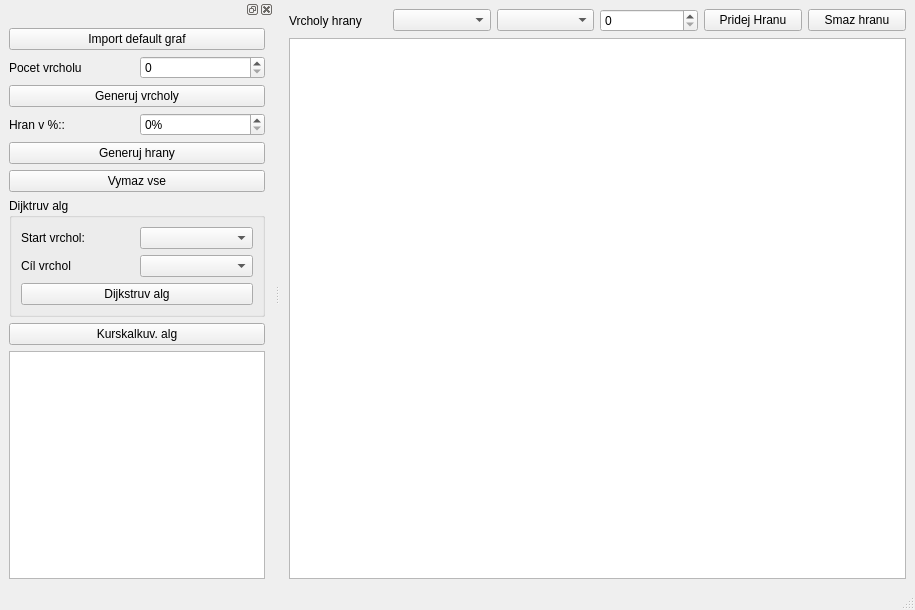
This is mainwindow.ui in strakamartin/Grafy as Qt 5 draws it before an edit. The edited form follows.
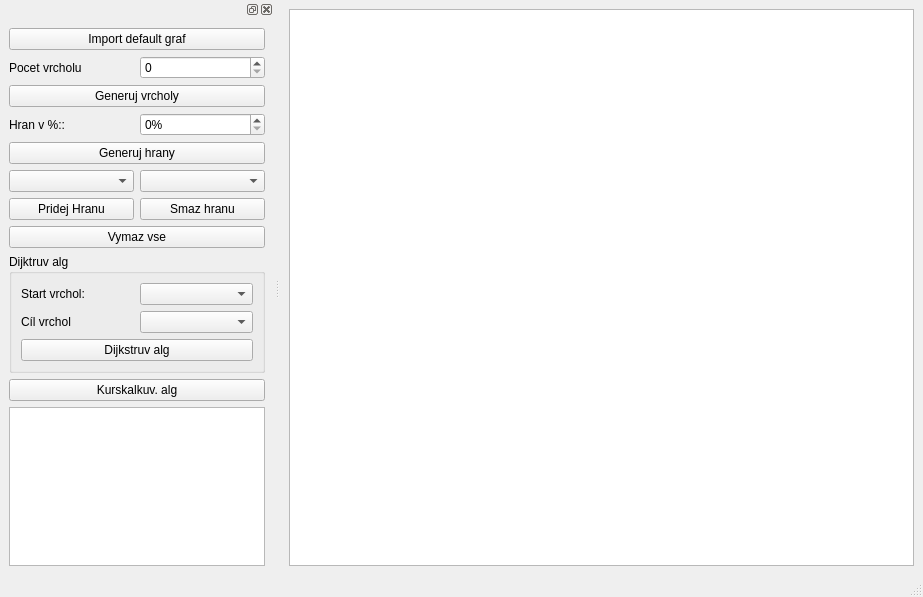
This is the edited form.

Diff of the .ui file:
```diff
--- a/mainwindow.ui
+++ b/mainwindow.ui
@@ -6,8 +6,8 @@
    <rect>
     <x>0</x>
     <y>0</y>
-    <width>915</width>
-    <height>610</height>
+    <width>923</width>
+    <height>597</height>
    </rect>
   </property>
   <property name="windowTitle">
@@ -15,43 +15,9 @@
   </property>
   <widget class="QWidget" name="centralwidget">
    <layout class="QGridLayout" name="gridLayout">
-    <item row="0" column="0">
-     <widget class="QLabel" name="label_2">
-      <property name="text">
-       <string>Vrcholy hrany</string>
-      </property>
-     </widget>
-    </item>
-    <item row="0" column="4">
-     <widget class="QPushButton" name="pushButtonPridejHranu">
-      <property name="text">
-       <string>Pridej Hranu</string>
-      </property>
-     </widget>
-    </item>
-    <item row="0" column="5">
-     <widget class="QPushButton" name="pushButtonSmazHranu">
-      <property name="text">
-       <string>Smaz hranu</string>
-      </property>
-     </widget>
-    </item>
-    <item row="0" column="1">
-     <widget class="QComboBox" name="comboPrvniVrchol"/>
-    </item>
-    <item row="1" column="0" colspan="6">
+    <item row="0" column="0" colspan="5">
      <widget class="QGraphicsView" name="graphicsView"/>
     </item>
-    <item row="0" column="3">
-     <widget class="QSpinBox" name="spinBoxVahaHrany">
-      <property name="toolTip">
-       <string>Váha hrany</string>
-      </property>
-     </widget>
-    </item>
-    <item row="0" column="2">
-     <widget class="QComboBox" name="comboDruhyVrchol"/>
-    </item>
    </layout>
   </widget>
   <widget class="QMenuBar" name="menubar">
@@ -71,10 +37,20 @@
    </attribute>
    <widget class="QWidget" name="dockWidgetContents">
     <layout class="QGridLayout" name="gridLayout_3">
-     <item row="0" column="0" colspan="2">
-      <widget class="QPushButton" name="buttonImportGraf">
+     <item row="9" column="0" colspan="2">
+      <widget class="QPushButton" name="buttonKurskalkuv">
        <property name="text">
-        <string>Import default graf</string>
+        <string>Kurskalkuv. alg</string>
+       </property>
+      </widget>
+     </item>
+     <item row="5" column="0">
+      <widget class="QComboBox" name="comboPrvniVrchol"/>
+     </item>
+     <item row="4" column="0" colspan="2">
+      <widget class="QPushButton" name="buttonGenerujHrany">
+       <property name="text">
+        <string>Generuj hrany</string>
        </property>
       </widget>
      </item>
@@ -85,6 +61,16 @@
        </property>
       </widget>
      </item>
+     <item row="5" column="1">
+      <widget class="QComboBox" name="comboDruhyVrchol"/>
+     </item>
+     <item row="3" column="0">
+      <widget class="QLabel" name="label_4">
+       <property name="text">
+        <string>Hran v %::</string>
+       </property>
+      </widget>
+     </item>
      <item row="1" column="1">
       <widget class="QSpinBox" name="spinBoxPocetVrcholu">
        <property name="maximum">
@@ -99,38 +85,21 @@
        </property>
       </widget>
      </item>
-     <item row="3" column="0">
-      <widget class="QLabel" name="label_4">
-       <property name="text">
-        <string>Hran v %::</string>
-       </property>
-      </widget>
-     </item>
-     <item row="3" column="1">
-      <widget class="QSpinBox" name="spinHranyPercenta">
-       <property name="suffix">
-        <string>%</string>
-       </property>
-       <property name="maximum">
-        <number>100</number>
-       </property>
-      </widget>
-     </item>
-     <item row="4" column="0" colspan="2">
-      <widget class="QPushButton" name="buttonGenerujHrany">
-       <property name="text">
-        <string>Generuj hrany</string>
-       </property>
-      </widget>
-     </item>
-     <item row="5" column="0" colspan="2">
+     <item row="7" column="0" colspan="2">
       <widget class="QPushButton" name="buttonZmazVse">
        <property name="text">
         <string>Vymaz vse</string>
        </property>
       </widget>
      </item>
-     <item row="6" column="0" colspan="2">
+     <item row="0" column="0" colspan="2">
+      <widget class="QPushButton" name="buttonImportGraf">
+       <property name="text">
+        <string>Import default graf</string>
+       </property>
+      </widget>
+     </item>
+     <item row="8" column="0" colspan="2">
       <widget class="QGroupBox" name="groupBox">
        <property name="title">
         <string>Dijktruv alg</string>
@@ -166,16 +135,33 @@
        </layout>
       </widget>
      </item>
-     <item row="7" column="0" colspan="2">
-      <widget class="QPushButton" name="buttonKurskalkuv">
-       <property name="text">
-        <string>Kurskalkuv. alg</string>
+     <item row="3" column="1">
+      <widget class="QSpinBox" name="spinHranyPercenta">
+       <property name="suffix">
+        <string>%</string>
+       </property>
+       <property name="maximum">
+        <number>100</number>
        </property>
       </widget>
      </item>
-     <item row="8" column="0" colspan="2">
+     <item row="10" column="0" colspan="2">
       <widget class="QTextEdit" name="textEditMatice"/>
      </item>
+     <item row="6" column="0">
+      <widget class="QPushButton" name="pushButtonPridejHranu">
+       <property name="text">
+        <string>Pridej Hranu</string>
+       </property>
+      </widget>
+     </item>
+     <item row="6" column="1">
+      <widget class="QPushButton" name="pushButtonSmazHranu">
+       <property name="text">
+        <string>Smaz hranu</string>
+       </property>
+      </widget>
+     </item>
     </layout>
    </widget>
   </widget>
```
Left out of the diff: 4 changed lines with no effect on the pictures.
